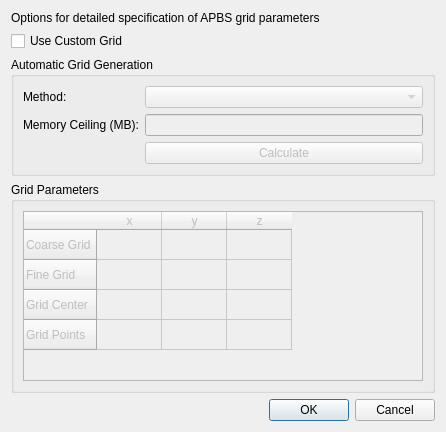
The window that APBS_Qt_plugin/ui/grid_dialog.ui (tsj5/APBS_Qt_plugin) describes before a commit, drawn with Qt 5.
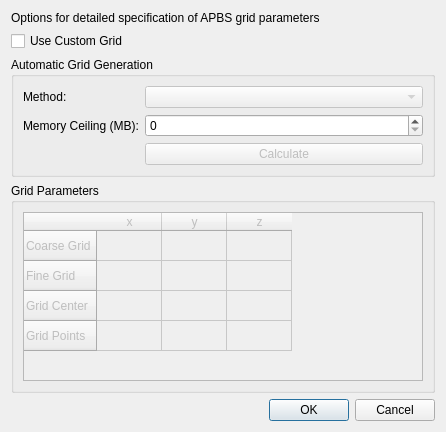
The same window after the commit.

Commit message: DoubleSpinBoxes for float variables

```diff
--- a/APBS_Qt_plugin/ui/grid_dialog.ui
+++ b/APBS_Qt_plugin/ui/grid_dialog.ui
@@ -80,14 +80,7 @@
              <enum>Qt::PlainText</enum>
             </property>
             <property name="buddy">
-             <cstring>memory_lineEdit</cstring>
-            </property>
-           </widget>
-          </item>
-          <item row="1" column="1">
-           <widget class="QLineEdit" name="memory_lineEdit">
-            <property name="enabled">
-             <bool>false</bool>
+             <cstring>spinBox</cstring>
             </property>
            </widget>
           </item>
@@ -101,6 +94,16 @@
             </property>
            </widget>
           </item>
+          <item row="1" column="1">
+           <widget class="QSpinBox" name="spinBox">
+            <property name="maximum">
+             <number>99999</number>
+            </property>
+            <property name="singleStep">
+             <number>128</number>
+            </property>
+           </widget>
+          </item>
          </layout>
         </item>
        </layout>
```
Left out of the diff: 3 changed lines with no effect on the pictures. The commit also changes 11 other files.
